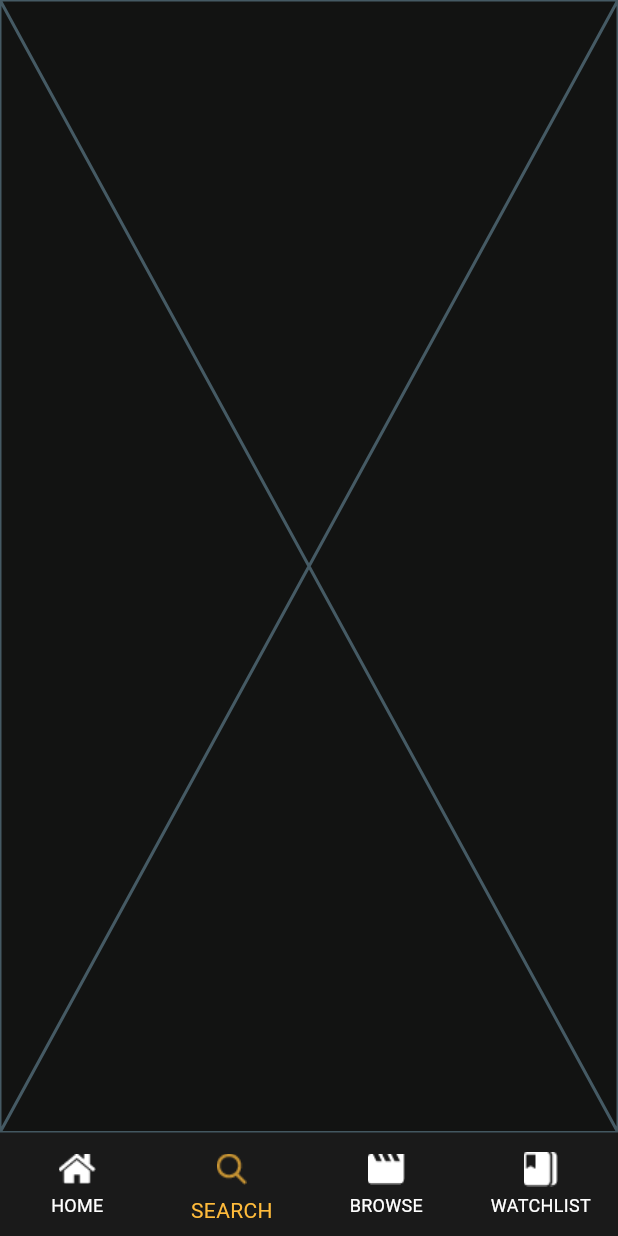
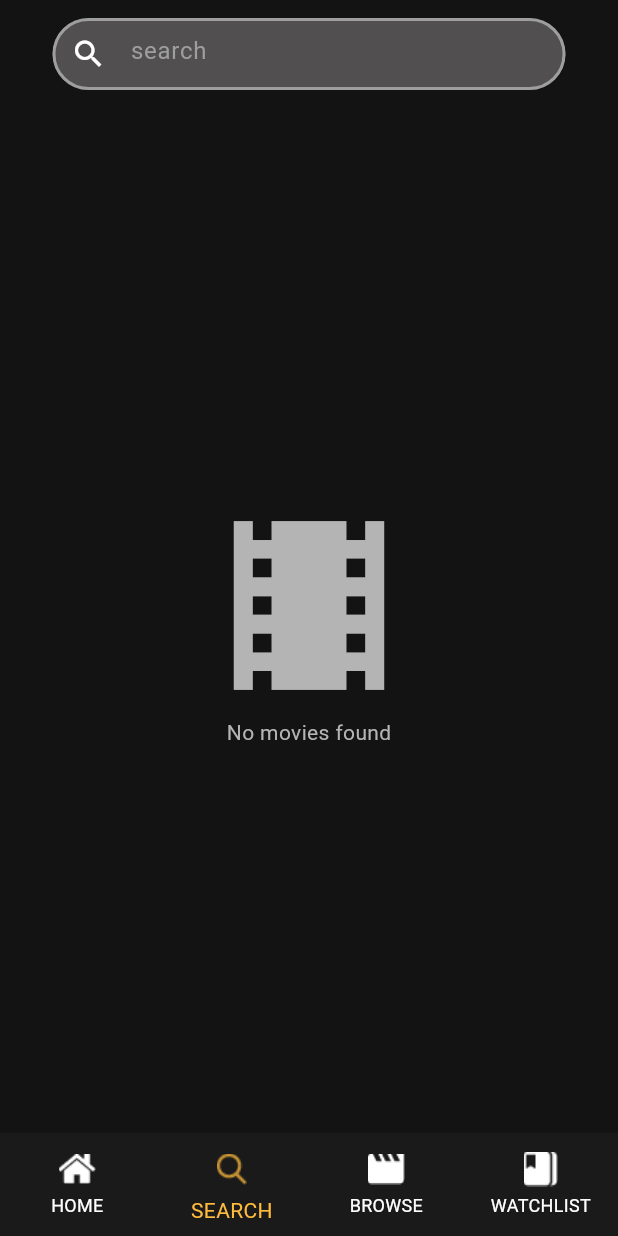
Before and after one commit to basmalahesham/movies_app, a Flutter app: the screen it shows after launch, item 2 of the bottom bar chosen, on a phone screen of 412 x 824 dp. Run offline on Flutter 3.47's test engine with Material 3 defaults, Android fonts, the phone set to English and light mode, and no system bars; our stand-ins replace carousel_slider.

Commit message:
create search_view_body.dart

```diff
--- a/lib/features/search/pesentation/views/search_view.dart
+++ b/lib/features/search/pesentation/views/search_view.dart
@@ -1,10 +1,11 @@
 import 'package:flutter/material.dart';
+import 'package:movies_app/features/search/pesentation/views/widgets/search_view_body.dart';
 
 class SearchView extends StatelessWidget {
   const SearchView({super.key});
 
   @override
   Widget build(BuildContext context) {
-    return const Placeholder();
+    return const SearchViewBody();
   }
 }
--- /dev/null
+++ b/lib/features/search/pesentation/views/widgets/search_view_body.dart
@@ -0,0 +1,86 @@
+import 'package:flutter/material.dart';
+
+class SearchViewBody extends StatefulWidget {
+  const SearchViewBody({super.key});
+
+  @override
+  State<SearchViewBody> createState() => _SearchViewBodyState();
+}
+
+class _SearchViewBodyState extends State<SearchViewBody> {
+  TextEditingController textController = TextEditingController();
+  String searchKey = '';
+
+  @override
+  Widget build(BuildContext context) {
+    return SafeArea(
+      child: Column(
+        children: [
+          Container(
+            margin: const EdgeInsets.symmetric(horizontal: 35, vertical: 12),
+            height: 48,
+            child: TextFormField(
+              // controller: textController,
+              onChanged: (value) {
+                searchKey = value;
+                setState(() {});
+              },
+              style: const TextStyle(
+                color: Colors.white,
+              ),
+              decoration: InputDecoration(
+                focusedBorder: OutlineInputBorder(
+                  borderSide: const BorderSide(
+                    color: Colors.grey,
+                    width: 2,
+                  ),
+                  borderRadius: BorderRadius.circular(30),
+                ),
+                filled: true,
+                fillColor: const Color.fromRGBO(81, 79, 79, 1.0),
+                enabledBorder: OutlineInputBorder(
+                  borderSide: const BorderSide(
+                    color: Colors.grey,
+                    width: 2,
+                  ),
+                  borderRadius: BorderRadius.circular(30),
+                ),
+                enabled: true,
+                prefixIcon: const Icon(
+                  Icons.search,
+                  color: Colors.white,
+                  size: 24,
+                ),
+                hintText: 'search',
+                hintStyle: const TextStyle(
+                  color: Colors.grey,
+                ),
+              ),
+            ),
+          ),
+          searchKey.isNotEmpty
+              ? const SizedBox()
+              : const Expanded(
+                  child: Column(
+                    mainAxisAlignment: MainAxisAlignment.center,
+                    children: [
+                      Icon(
+                        Icons.local_movies,
+                        color: Color.fromRGBO(181, 180, 180, 1.0),
+                        size: 150,
+                      ),
+                      Text(
+                        'No movies found',
+                        style: TextStyle(
+                          fontSize: 14,
+                          color: Color.fromRGBO(181, 180, 180, 1.0),
+                        ),
+                      ),
+                    ],
+                  ),
+                ),
+        ],
+      ),
+    );
+  }
+}
```
